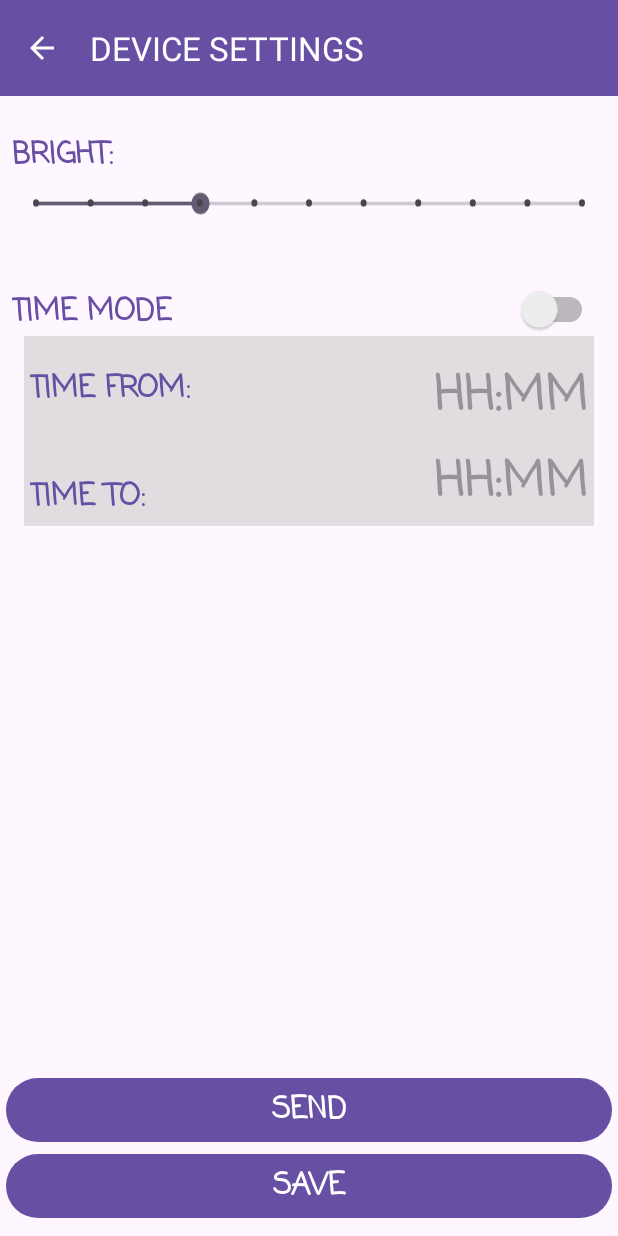
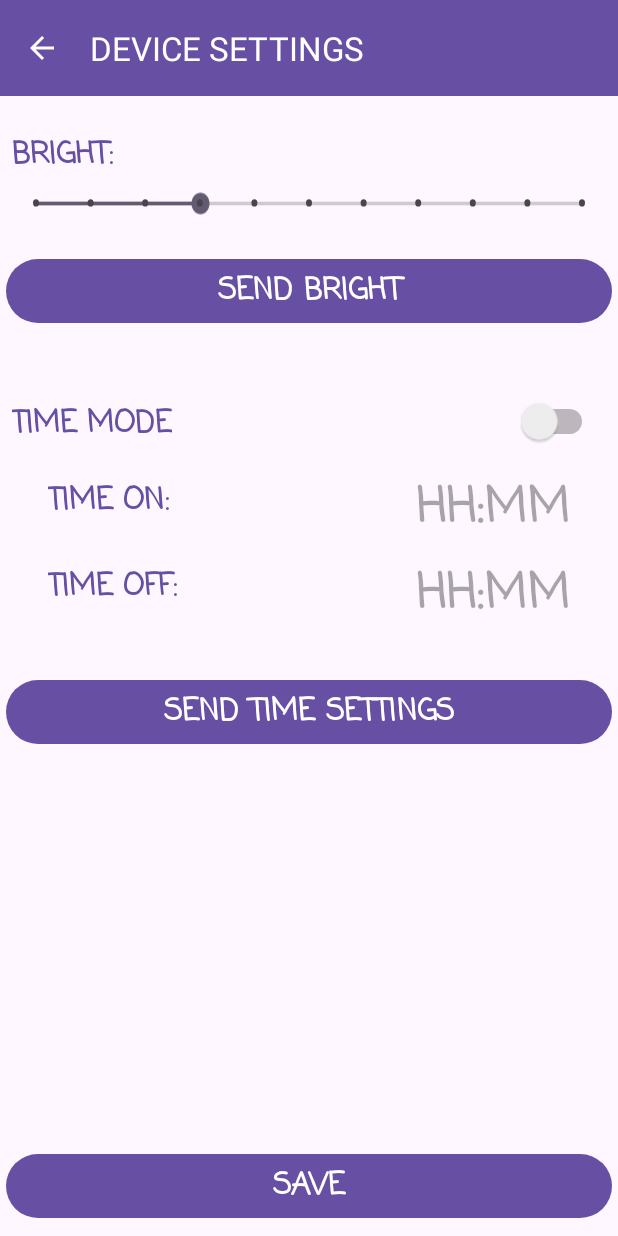
Before and after one commit to avburmel/DIGITART, an Android app: the CommonSettingsActivity screen opened directly, with no data from a screen before it, on a phone screen of 412 x 824 dp. Run offline under Robolectric (Android 15) with nearby library versions, the phone set to English and light mode, and no system bars.

Commit message:
working common device settings

```diff
--- a/android/src/main/res/layout/activity_common_settings.xml
+++ b/android/src/main/res/layout/activity_common_settings.xml
@@ -47,12 +47,26 @@
             android:max="10"
             android:progress="3" />
 
+        <Button
+            android:id="@+id/button_bright"
+            android:layout_width="match_parent"
+            android:layout_height="wrap_content"
+            android:layout_below="@+id/seek_bar_bright"
+            android:layout_marginTop="24dp"
+            android:layout_marginLeft="4dp"
+            android:layout_marginRight="4dp"
+            android:fontFamily="casual"
+            android:onClick="sendSettings"
+            android:text="SEND BRIGHT"
+            android:textSize="20sp"
+            android:textStyle="bold" />
+
         <TextView
             android:id="@+id/text_switch"
             android:layout_width="wrap_content"
             android:layout_height="wrap_content"
             android:layout_alignParentLeft="true"
-            android:layout_below="@id/seek_bar_bright"
+            android:layout_below="@id/button_bright"
             android:layout_marginTop="48dp"
             android:layout_marginLeft="8dp"
             android:layout_marginRight="8dp"
@@ -66,7 +80,7 @@
             android:id="@+id/switch_time_mode"
             android:layout_width="wrap_content"
             android:layout_height="wrap_content"
-            android:layout_below="@id/seek_bar_bright"
+            android:layout_below="@id/button_bright"
             android:scaleX="1.2"
             android:scaleY="1.2"
             android:layout_alignParentRight="true"
@@ -74,13 +88,13 @@
             android:layout_marginRight="16dp" />
 
         <RelativeLayout
+            android:id="@+id/relative_time"
             android:layout_width="match_parent"
             android:layout_height="wrap_content"
             android:layout_below="@+id/switch_time_mode"
             android:layout_marginTop="4dp"
             android:layout_marginStart="16dp"
-            android:layout_marginEnd="16dp"
-            android:background="#7FC0C0C0" >
+            android:layout_marginEnd="16dp" >
 
             <TextView
                 android:id="@+id/text_time_from"
@@ -89,10 +103,10 @@
                 android:layout_alignParentLeft="true"
                 android:layout_alignTop="@+id/time_from"
                 android:layout_marginTop="4dp"
-                android:layout_marginLeft="4dp"
+                android:layout_marginLeft="16dp"
                 android:layout_marginRight="4dp"
                 android:fontFamily="casual"
-                android:text="TIME FROM:"
+                android:text="TIME ON:"
                 android:textColor="#FF6750A4"
                 android:textSize="20sp"
                 android:textStyle="bold" />
@@ -101,12 +115,12 @@
                 android:id="@+id/text_time_to"
                 android:layout_width="wrap_content"
                 android:layout_height="wrap_content"
-                android:layout_alignBottom="@+id/time_to"
+                android:layout_alignTop="@+id/time_to"
                 android:layout_marginTop="4dp"
-                android:layout_marginLeft="4dp"
+                android:layout_marginLeft="16dp"
                 android:layout_marginRight="4dp"
                 android:fontFamily="casual"
-                android:text="TIME TO:"
+                android:text="TIME OFF:"
                 android:textColor="#FF6750A4"
                 android:textSize="20sp"
                 android:textStyle="bold" />
@@ -118,7 +132,7 @@
                 android:layout_alignParentRight="true"
                 android:layout_marginTop="16dp"
                 android:layout_marginLeft="4dp"
-                android:layout_marginRight="4dp"
+                android:layout_marginRight="16dp"
                 android:layout_marginBottom="4dp"
                 android:fontFamily="casual"
                 android:hint="HH:MM"
@@ -136,7 +150,7 @@
                 android:layout_marginTop="4dp"
                 android:layout_marginBottom="4dp"
                 android:layout_marginLeft="4dp"
-                android:layout_marginRight="4dp"
+                android:layout_marginRight="16dp"
                 android:fontFamily="casual"
                 android:hint="HH:MM"
                 android:onClick="setTime"
@@ -147,16 +161,16 @@
         </RelativeLayout>
 
         <Button
-            android:id="@+id/button_send"
+            android:id="@+id/button_time"
             android:layout_width="match_parent"
             android:layout_height="wrap_content"
-            android:layout_above="@+id/button_save"
-            android:layout_centerHorizontal="true"
+            android:layout_below="@+id/relative_time"
+            android:layout_marginTop="24dp"
             android:layout_marginLeft="4dp"
             android:layout_marginRight="4dp"
             android:fontFamily="casual"
             android:onClick="sendSettings"
-            android:text="SEND"
+            android:text="SEND TIME SETTINGS"
             android:textSize="20sp"
             android:textStyle="bold" />
 
@@ -165,7 +179,6 @@
             android:layout_width="match_parent"
             android:layout_height="wrap_content"
             android:layout_alignParentBottom="true"
-            android:layout_centerHorizontal="true"
             android:layout_marginLeft="4dp"
             android:layout_marginRight="4dp"
             android:layout_marginBottom="8dp"
```
Also changed, not shown: android/src/main/java/com/example/digitart/CommonSettingsActivity.java (+40 -19 lines), android/src/main/java/com/example/digitart/Settings.java (+13 -15 lines), android/src/main/java/com/example/digitart/SettingsActivity.java (+0 -12 lines), 5 other files.
